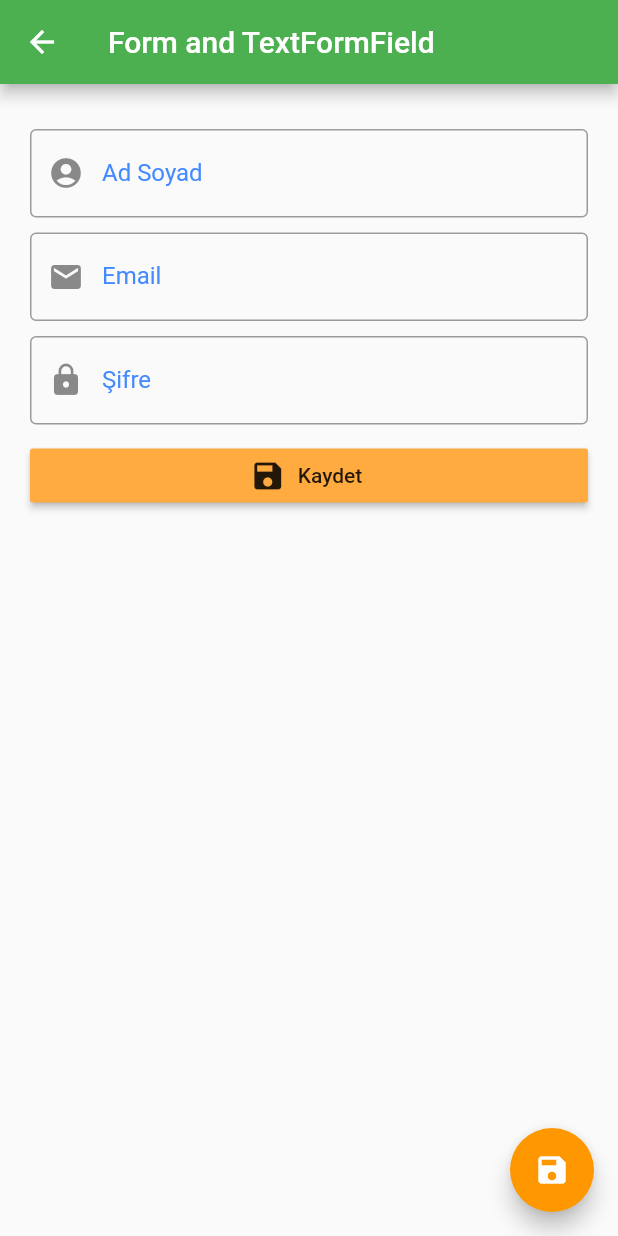
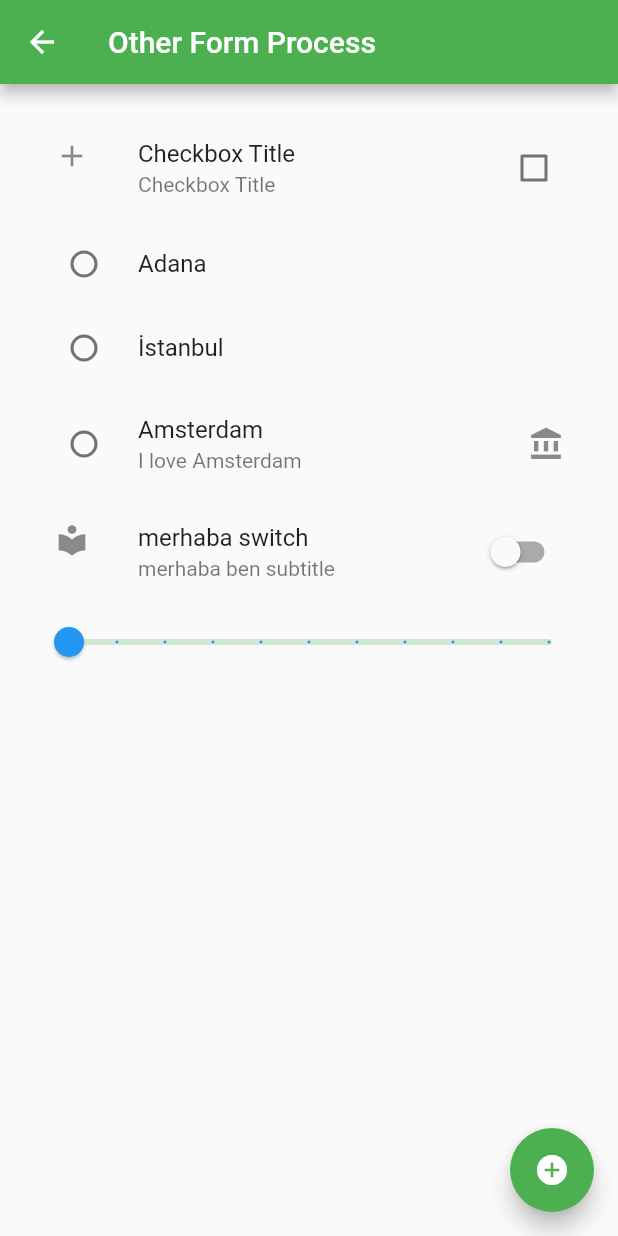
Before and after one commit to zzafergok/flutter-first-app, a Flutter app: the screen it shows after launch, on a phone screen of 412 x 824 dp. Run offline on Flutter 3.47's test engine with Material 2 defaults, Android fonts, the phone set to English and light mode, and no system bars; our stand-ins replace fluttertoast.

Commit message:
CheckboxListTile, RadioListTile and Slider

```diff
--- a/first_app/lib/main.dart
+++ b/first_app/lib/main.dart
@@ -1,4 +1,5 @@
 import 'package:first_app/ui/form_textFormField.dart';
+import 'package:first_app/ui/other_form_process..dart';
 import 'package:first_app/ui/text_Field_Features.dart';
 import 'package:flutter/material.dart';
 import 'ui/navigasyon_islemleri.dart';
@@ -6,7 +7,7 @@ import 'ui/navigasyon_islemleri.dart';
 void main() {
   runApp(MaterialApp(
 
-    initialRoute: "/textFormField",
+    initialRoute: "/otherForm",
 
     routes: {
       "/": (context) => NavigasyonIslemleri(),
@@ -21,6 +22,7 @@ void main() {
       "/listeSayfasi": (context) => ListeSayfasi(),
       "/textField": (context) => TextFieldProcess(),
       "/textFormField": (context) => FormandTextFormField(),
+      "/otherForm": (context) => OtherFormProcess(),
     },
 
     onGenerateRoute: (RouteSettings settings){
--- /dev/null
+++ b/first_app/lib/ui/other_form_process..dart
@@ -0,0 +1,112 @@
+import 'package:flutter/material.dart';
+
+class OtherFormProcess extends StatefulWidget {
+  @override
+  _OtherFormProcessState createState() => _OtherFormProcessState();
+}
+
+class _OtherFormProcessState extends State<OtherFormProcess> {
+  bool checkBoxState = false;
+  String sehir = "";
+  bool switchState = false;
+  double sliderDeger = 10;
+
+  @override
+  Widget build(BuildContext context) {
+    return Scaffold(
+      floatingActionButton: FloatingActionButton(
+        onPressed: () {},
+        child: Icon(Icons.add_circle),
+      ),
+      appBar: AppBar(
+        title: Text("Other Form Process"),
+      ),
+      body: Padding(
+        padding: EdgeInsets.all(20),
+        child: ListView(
+          children: [
+            CheckboxListTile(
+              value: checkBoxState,
+              onChanged: (secildi) {
+                setState(() {
+                  checkBoxState = secildi;
+                });
+              },
+              activeColor: Colors.blueGrey,
+              secondary: Icon(Icons.add),
+              title: Text("Checkbox Title"),
+              subtitle: Text("Checkbox Title"),
+              selected: false,
+            ),
+            RadioListTile<String>(
+              value: "Adana",
+              groupValue: sehir,
+              onChanged: (deger) {
+                setState(() {
+                  sehir = deger;
+                  debugPrint("Secilen Sehir: $deger");
+                });
+              },
+              title: Text("Adana"),
+            ),
+            RadioListTile<String>(
+              value: "İstanbul",
+              groupValue: sehir,
+              onChanged: (deger) {
+                setState(() {
+                  sehir = deger;
+                  debugPrint("Secilen Sehir: $deger");
+                });
+              },
+              title: Text("İstanbul"),
+            ),
+            RadioListTile<String>(
+              value: "Amsterdam",
+              groupValue: sehir,
+              onChanged: (deger) {
+                setState(() {
+                  sehir = deger;
+                  debugPrint("Secilen Sehir: $deger");
+                });
+              },
+              title: Text("Amsterdam"),
+              subtitle: Text("I love Amsterdam"),
+              secondary: Icon(Icons.account_balance),
+            ),
+            SwitchListTile(
+              value: switchState,
+              onChanged: (deger) {
+                setState(() {
+                  switchState = deger;
+                  if (deger == false) {
+                    debugPrint("kapalı");
+                  } else {
+                    debugPrint("açık");
+                  }
+                });
+              },
+              secondary: Icon(Icons.local_library),
+              title: Text("merhaba switch"),
+              subtitle: Text("merhaba ben subtitle"),
+            ),
+            Slider(
+                value: sliderDeger,
+                onChanged: (deger) {
+                  setState(() {
+                    sliderDeger = deger;
+                    debugPrint("Slider deger : $deger");
+                  });
+                },
+              min: 10,
+              max: 30,
+              divisions: 10,
+              label: sliderDeger.toString(),
+              activeColor: Colors.blue,
+              //inactiveColor: Colors.orange,
+            ),
+          ],
+        ),
+      ),
+    );
+  }
+}
```
Also changed, not shown: first_app/lib/ui/navigasyon_islemleri.dart (+11 -1 lines).
